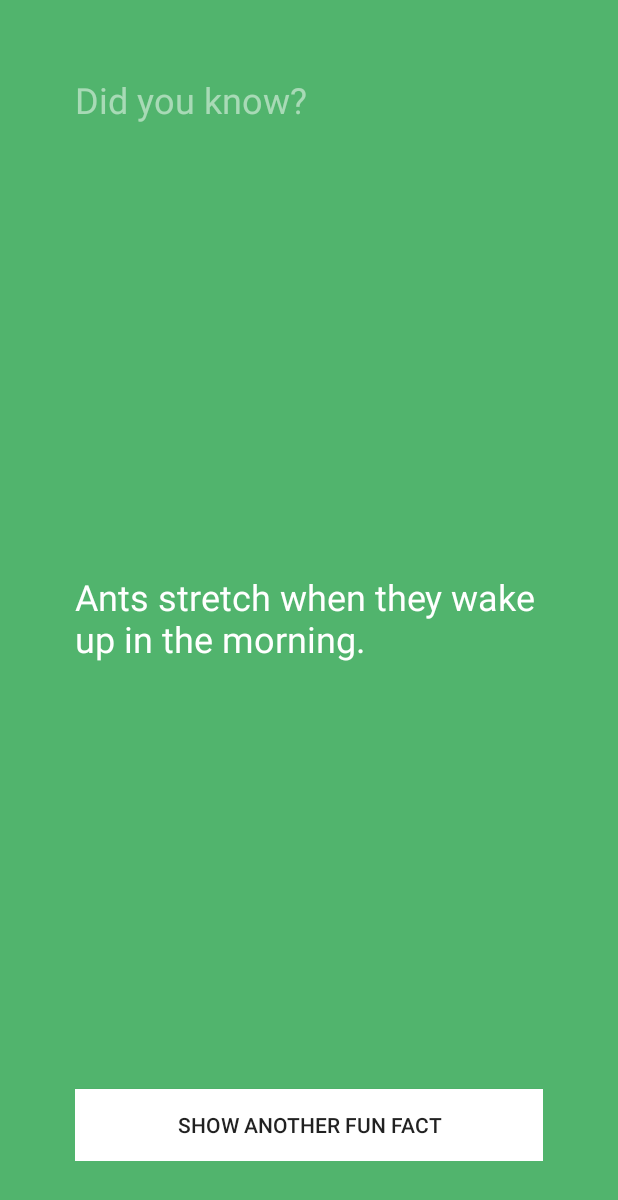
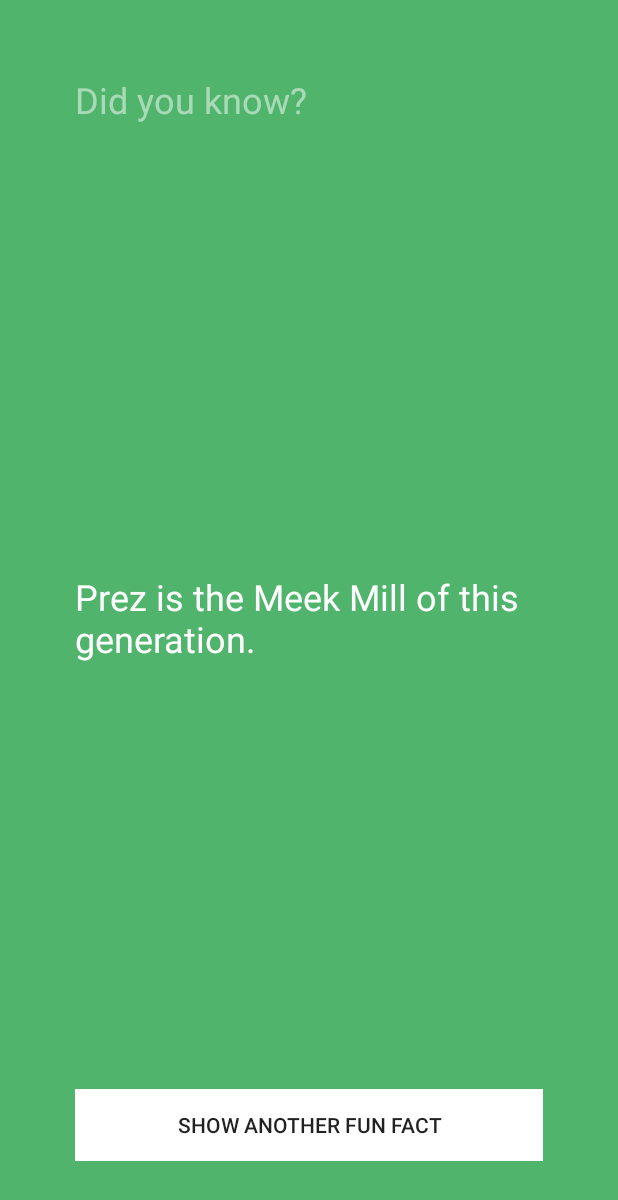
Before and after one commit to jvdave23/FunFacts, an Android app: the screen it shows after launch (FunFactsActivity), after a tap on "SHOW ANOTHER FUN FACT", on a phone screen of 412 x 824 dp. Shown: the top 1200 px of the screen. Run offline under Robolectric (Android 15) with nearby library versions, the phone set to English and light mode, and no system bars.

Commit message:
refactoring, new class called FactBook

```diff
--- /dev/null
+++ b/app/src/main/java/com/jvalantdave/funfacts/FactBook.java
@@ -0,0 +1,44 @@
+package com.jvalantdave.funfacts;
+
+import java.util.Random;
+
+/**
+ * Created by JvalantDave on 2015-11-04.
+ */
+public class FactBook {
+
+    public String[] mFacts = {
+            "Ants stretch when they wake up in the morning",
+            "Ostriches can run faster than horses.",
+            "Olympic gold medals are actually made mostly of silver.",
+            "Banging your head against a wall burns 150 calories per hour.",
+            "When hippos are upset, their sweat turns red.",
+            "If you consistently fart for 6 years and 9 months, enough gas is produced to smell like Winthya",
+            "You cannot snore and dream at the same time.",
+            "Samiya is also a synonym for llama. ",
+            "Jason is a pundai.",
+            "Vithushan has never made fantasy playoffs.",
+            "Sujee is the Los Angeles Clippers of our fantasy league.",
+            "Prez is the Meek Mill of this generation.",
+            "Glenn is just plain shit at fantasy.",
+            "JV will win the 2015-2016 fantasy league. He's also an overall swell guy.",
+            "Lucksson gonna take 3 D's when he faces JV in the playoffs. ",
+            "Sneha is a dingus"
+
+    };
+
+    public String getFact() {
+
+
+
+        String fact = "";
+
+        //randomly select a fact
+        Random randomGenerator = new Random(); // construct a new Random number generator
+        int randomNumber = randomGenerator.nextInt(mFacts.length);
+
+        fact = mFacts[randomNumber];
+
+        return fact;
+    }
+}
--- a/app/src/main/java/com/jvalantdave/funfacts/FunFactsActivity.java
+++ b/app/src/main/java/com/jvalantdave/funfacts/FunFactsActivity.java
@@ -13,6 +13,8 @@ import java.util.Random;
 
 public class FunFactsActivity extends AppCompatActivity {
 
+    private FactBook mFactBook = new FactBook();
+
     @Override
     protected void onCreate(Bundle savedInstanceState) {
         super.onCreate(savedInstanceState);
@@ -25,130 +27,16 @@ public class FunFactsActivity extends AppCompatActivity {
             @Override
             public void onClick(View v) {
 
+                String fact = mFactBook.getFact();
+
                 // the button was clicked, so update the fact label with a new fact
-                String[] facts = {
-                        "Ants stretch when they wake up in the morning",
-                        "Ostriches can run faster than horses.",
-                        "Olympic gold medals are actually made mostly of silver.",
-                        "Banging your head against a wall burns 150 calories per hour.",
-                        "When hippos are upset, their sweat turns red.",
-                        "If you consistently fart for 6 years and 9 months, enough gas is produced to smell like Winthya",
-                        "You cannot snore and dream at the same time.",
-                        "Samiya is also a synonym for llama. ",
-                        "Jason is a pundai.",
-                        "Vithushan has never made fantasy playoffs.",
-                        "Sujee is the Los Angeles Clippers of our fantasy league.",
-                        "Prez is the Meek Mill of this generation.",
-                        "Glenn is just plain shit at fantasy.",
-                        "JV will win the 2015-2016 fantasy league. He's also an overall swell guy.",
-                        "Lucksson gonna take 3 D's when he faces JV in the playoffs. ",
-                        "Sneha is a dingus"
+                factLabel.setText(fact);
 
-                };
-
-                //randomly select a fact
-                Random randomGenerator = new Random(); // construct a new Random number generator
-                int randomNumber = randomGenerator.nextInt(16);
-
-                /* Convert the randomNumber to a text fact
-                 0 = Ants stretch when they wake up in the morning
-                 1 = Ostriches can run faster than horses.
-                 2 = Olympic gold medals are actually made mostly of silver.
-                 3 = Banging your head against a wall burns 150 calories per hour.
-                 4 = When hippos are upset, their sweat turns red.
-                 5 = If you consistently fart for 6 years and 9 months, enough gas is produced to create the energy of an atomic bomb.
-                 6 = You cannot snore and dream at the same time.
-                 7 = A toaster uses almost half as much energy as a full-sized over.
-                 8 = Jason is a pundai.
-                 9 = Vithushan has never made fantasy playoffs.
-                 10 = Sujee is the Los Angeles Clippers of our fantasy league.
-                 11 = Prez is the Tupac of this generation.
-                 12 = Glenn is just plain shit at fantasy.
-                 13 = JV will win the 2015-2016 fantasy league.
-                 14 = Lucksson thinks he ripped off JV with that Howard trade last year but he doesn't know it's all part of the plan.
-                 15 = Sneha is a dingus
-
-
-                 */
-
-                /*if (randomNumber == 0) {
-                    fact = "Ants stretch when they wake up in the morning";
-                }
-                else if (randomNumber == 1) {
-                    fact = "Ostriches can run faster than horses.";
-                }
-                else if (randomNumber == 2) {
-                    fact = "Olympic gold medals are actually made mostly of silver.";
-                }
-                else if (randomNumber == 3) {
-                    fact = "Banging your head against a wall burns 150 calories per hour.";
-                }
-                else if (randomNumber == 4) {
-                    fact = "When hippos are upset, their sweat turns red.";
-                }
-                else if (randomNumber == 5) {
-                    fact = "If you consistently fart for 6 years and 9 months, enough gas is produced to smell like Winthya";
-                }
-                else if (randomNumber == 6) {
-                    fact = "You cannot snore and dream at the same time.";
-                }
-                else if (randomNumber == 7) {
-                    fact = "Samiya is also a synonym for llama. ";
-                }
-                else if (randomNumber == 8) {
-                    fact = "Jason is a pundai.";
-                }
-                else if (randomNumber == 9) {
-                    fact = "Vithushan has never made fantasy playoffs.";
-                }
-                else if (randomNumber == 10) {
-                    fact = "Sujee is the Los Angeles Clippers of our fantasy league.";
-                }
-                else if (randomNumber == 11) {
-                    fact = "Prez is the Tupac of this generation.";
-                }
-                else if (randomNumber == 12) {
-                    fact = "Glenn is just plain shit at fantasy.";
-                }
-                else if (randomNumber == 13) {
-                    fact = "JV will win the 2015-2016 fantasy league. He's also an overall swell guy.";
-                }
-                else if (randomNumber == 14) {
-                    fact = "Lucksson gonna take 3 D's when he faces JV in the playoffs. ";
-                }
-                else if (randomNumber == 15) {
-                    fact = "Sneha is a dingus";
-                }
-                else {
-
-                }
-                */
-                //update the label with our dynamic fact
-                factLabel.setText(facts);
+                mFactBook.mFacts[0] = "Pigs are cool";
             }
         };
         showFactButton.setOnClickListener(listener);
     }
 
-    @Override
-    public boolean onCreateOptionsMenu(Menu menu) {
-        // Inflate the menu; this adds items to the action bar if it is present.
-        getMenuInflater().inflate(R.menu.menu_fun_facts, menu);
-        return true;
-    }
 
-    @Override
-    public boolean onOptionsItemSelected(MenuItem item) {
-        // Handle action bar item clicks here. The action bar will
-        // automatically handle clicks on the Home/Up button, so long
-        // as you specify a parent activity in AndroidManifest.xml.
-        int id = item.getItemId();
-
-        //noinspection SimplifiableIfStatement
-        if (id == R.id.action_settings) {
-            return true;
-        }
-
-        return super.onOptionsItemSelected(item);
-    }
 }
```
